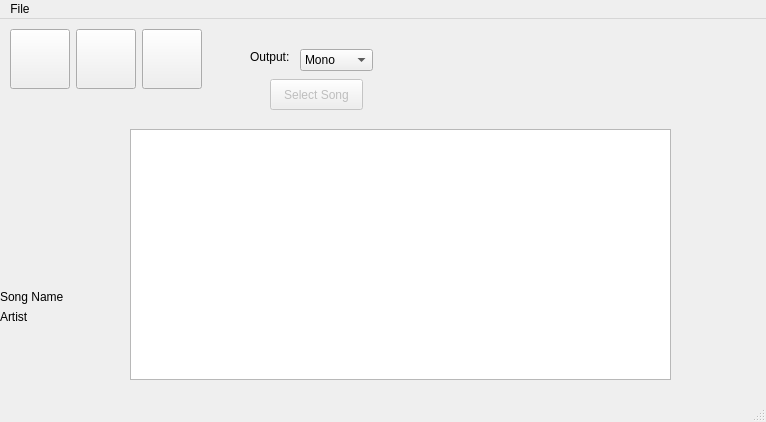
The window that main.ui (fabiomdiniz/Frey) describes before a commit, drawn with Qt 5.
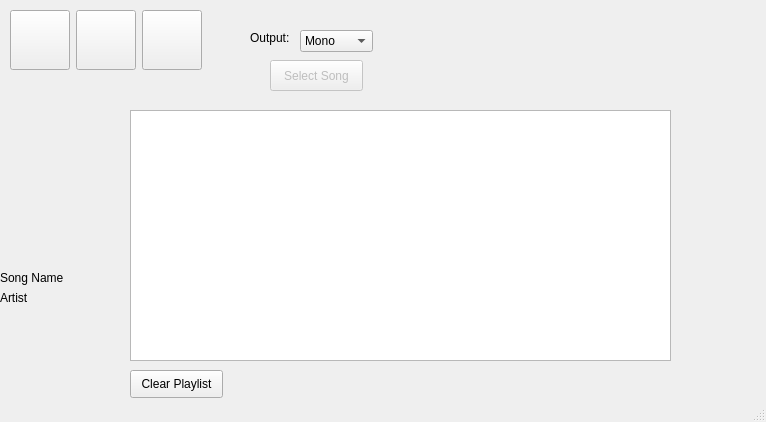
The same window after the commit. Icons and pictures are not drawn.

Commit message: clear playlist added

```diff
--- a/main.ui
+++ b/main.ui
@@ -251,23 +251,20 @@
      <bool>true</bool>
     </property>
    </widget>
-  </widget>
-  <widget class="QMenuBar" name="menubar">
+   <widget class="QPushButton" name="clear_button">
    <property name="geometry">
     <rect>
-     <x>0</x>
-     <y>0</y>
-     <width>766</width>
-     <height>26</height>
-    </rect>
-   </property>
-   <widget class="QMenu" name="menuFile">
-    <property name="title">
-     <string>File</string>
+      <x>130</x>
+      <y>370</y>
+      <width>93</width>
+      <height>28</height>
+     </rect>
+    </property>
+    <property name="text">
+     <string>Clear Playlist</string>
     </property>
     <addaction name="actionExit"/>
    </widget>
-   <addaction name="menuFile"/>
   </widget>
   <widget class="QStatusBar" name="statusbar"/>
   <action name="actionExit">
```
Left out of the diff: 1 changed line with no effect on the pictures. Lines whose indentation alone changed are shown as unchanged. The commit also changes 2 other files.
